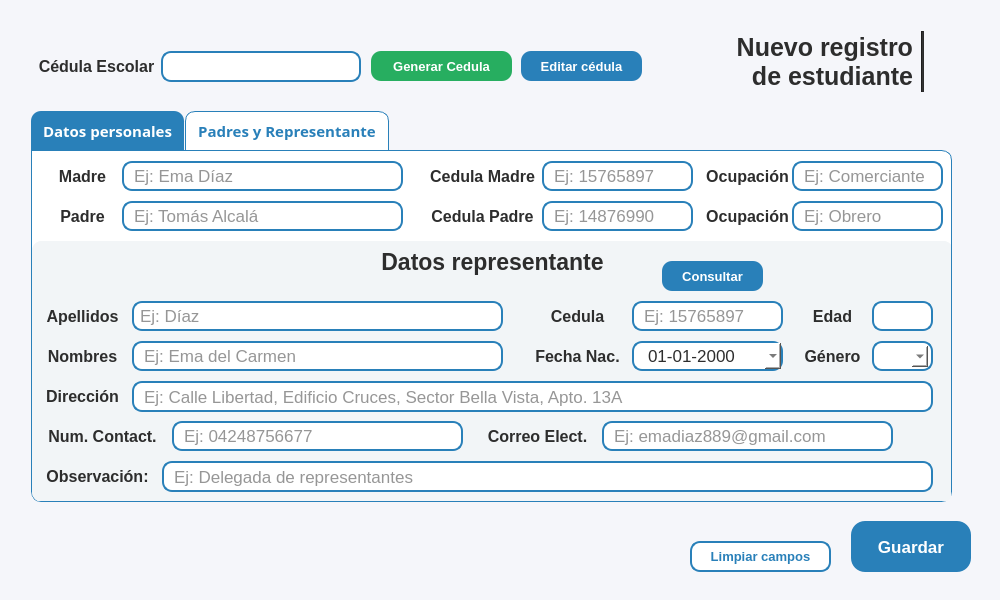
The window that resources/ui/registro_estu.ui (Proyecto-Uptjaa/Proyecto_SIRA) describes before a commit, drawn with Qt 5.
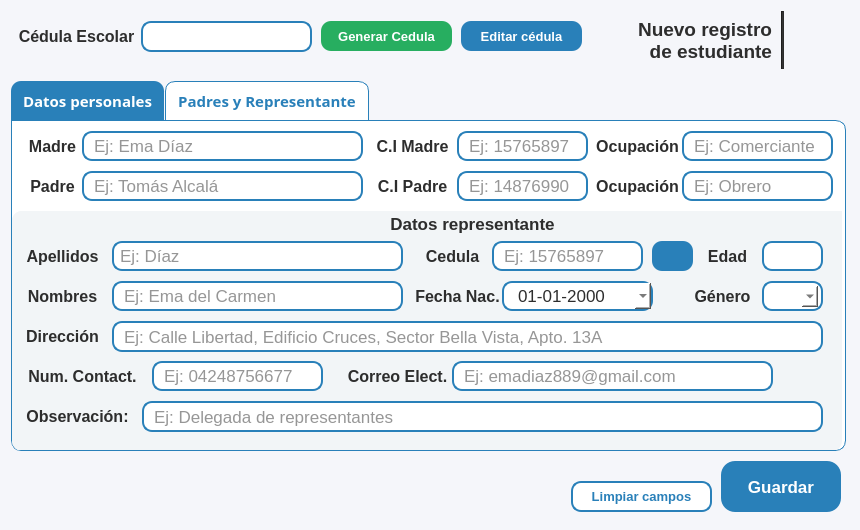
The same window after the commit. The open tabs and pages were chosen to show the change. Icons and pictures are not drawn.

```diff
--- a/resources/ui/registro_estu.ui
+++ b/resources/ui/registro_estu.ui
@@ -6,20 +6,20 @@
    <rect>
     <x>0</x>
     <y>0</y>
-    <width>1000</width>
-    <height>600</height>
+    <width>860</width>
+    <height>530</height>
    </rect>
   </property>
   <property name="minimumSize">
    <size>
-    <width>1000</width>
-    <height>600</height>
+    <width>860</width>
+    <height>530</height>
    </size>
   </property>
   <property name="maximumSize">
    <size>
-    <width>1000</width>
-    <height>600</height>
+    <width>860</width>
+    <height>530</height>
    </size>
   </property>
   <property name="windowTitle">
@@ -40,7 +40,7 @@
 	background-color: #2980b9;
     color: #FFFFFF;
     border: none;
-    padding: 8px 10px;
+    padding: 6px 6px;
     border-radius: 14px;
 }
 QPushButton:hover {
@@ -57,15 +57,15 @@
      <widget class="QLineEdit" name="lneCedula_reg_estu">
       <property name="geometry">
        <rect>
-        <x>150</x>
-        <y>40</y>
-        <width>200</width>
+        <x>130</x>
+        <y>10</y>
+        <width>171</width>
         <height>31</height>
        </rect>
       </property>
       <property name="minimumSize">
        <size>
-        <width>200</width>
+        <width>150</width>
         <height>30</height>
        </size>
       </property>
@@ -109,8 +109,8 @@
      <widget class="QLabel" name="lblCedula_registro_estudiante">
       <property name="geometry">
        <rect>
-        <x>20</x>
-        <y>30</y>
+        <x>0</x>
+        <y>0</y>
         <width>131</width>
         <height>50</height>
        </rect>
@@ -153,8 +153,8 @@
      <widget class="QPushButton" name="btnGuardar_reg_estu">
       <property name="geometry">
        <rect>
-        <x>840</x>
-        <y>510</y>
+        <x>710</x>
+        <y>450</y>
         <width>120</width>
         <height>51</height>
        </rect>
@@ -210,8 +210,8 @@
      <widget class="QPushButton" name="btnLimpiar_reg_estu">
       <property name="geometry">
        <rect>
-        <x>679</x>
-        <y>530</y>
+        <x>560</x>
+        <y>470</y>
         <width>141</width>
         <height>31</height>
        </rect>
@@ -271,9 +271,9 @@
      <widget class="QPushButton" name="btnGenCedula_reg_estu">
       <property name="geometry">
        <rect>
-        <x>360</x>
-        <y>40</y>
-        <width>141</width>
+        <x>310</x>
+        <y>10</y>
+        <width>131</width>
         <height>30</height>
        </rect>
       </property>
@@ -329,16 +329,28 @@
      <widget class="QLabel" name="lblTitulo_reg_estu">
       <property name="geometry">
        <rect>
-        <x>711</x>
-        <y>20</y>
-        <width>191</width>
-        <height>61</height>
+        <x>610</x>
+        <y>0</y>
+        <width>151</width>
+        <height>58</height>
        </rect>
       </property>
+      <property name="minimumSize">
+       <size>
+        <width>150</width>
+        <height>58</height>
+       </size>
+      </property>
+      <property name="maximumSize">
+       <size>
+        <width>16777215</width>
+        <height>58</height>
+       </size>
+      </property>
       <property name="font">
        <font>
         <family>Segoe UI</family>
-        <pointsize>19</pointsize>
+        <pointsize>14</pointsize>
         <bold>true</bold>
        </font>
       </property>
@@ -371,22 +383,22 @@
      <widget class="QLabel" name="lblLogo_reg_estu">
       <property name="geometry">
        <rect>
-        <x>920</x>
-        <y>20</y>
-        <width>51</width>
-        <height>61</height>
+        <x>780</x>
+        <y>0</y>
+        <width>50</width>
+        <height>58</height>
        </rect>
       </property>
       <property name="minimumSize">
        <size>
         <width>50</width>
-        <height>50</height>
+        <height>58</height>
        </size>
       </property>
       <property name="maximumSize">
        <size>
-        <width>130</width>
-        <height>70</height>
+        <width>50</width>
+        <height>58</height>
        </size>
       </property>
       <property name="styleSheet">
@@ -405,22 +417,22 @@
      <widget class="Line" name="line_2">
       <property name="geometry">
        <rect>
-        <x>910</x>
-        <y>20</y>
+        <x>770</x>
+        <y>0</y>
         <width>3</width>
-        <height>61</height>
+        <height>58</height>
        </rect>
       </property>
       <property name="minimumSize">
        <size>
         <width>3</width>
-        <height>61</height>
+        <height>58</height>
        </size>
       </property>
       <property name="maximumSize">
        <size>
         <width>3</width>
-        <height>61</height>
+        <height>58</height>
        </size>
       </property>
       <property name="styleSheet">
@@ -433,12 +445,24 @@
      <widget class="QTabWidget" name="stackRegistro_estudiante">
       <property name="geometry">
        <rect>
-        <x>20</x>
-        <y>100</y>
-        <width>921</width>
-        <height>391</height>
+        <x>0</x>
+        <y>70</y>
+        <width>835</width>
+        <height>370</height>
        </rect>
       </property>
+      <property name="minimumSize">
+       <size>
+        <width>835</width>
+        <height>360</height>
+       </size>
+      </property>
+      <property name="maximumSize">
+       <size>
+        <width>835</width>
+        <height>370</height>
+       </size>
+      </property>
       <property name="font">
        <font>
         <family>Inter Variable</family>
@@ -2270,7 +2294,7 @@
          <rect>
           <x>10</x>
           <y>50</y>
-          <width>81</width>
+          <width>61</width>
           <height>30</height>
          </rect>
         </property>
@@ -2308,10 +2332,22 @@
          <rect>
           <x>0</x>
           <y>90</y>
-          <width>921</width>
-          <height>261</height>
+          <width>830</width>
+          <height>240</height>
          </rect>
         </property>
+        <property name="minimumSize">
+         <size>
+          <width>0</width>
+          <height>230</height>
+         </size>
+        </property>
+        <property name="maximumSize">
+         <size>
+          <width>830</width>
+          <height>240</height>
+         </size>
+        </property>
         <property name="styleSheet">
          <string notr="true">background-color: rgb(242, 245, 247);
 border-radius: 10px;
@@ -2322,7 +2358,7 @@
          <property name="geometry">
           <rect>
            <x>10</x>
-           <y>100</y>
+           <y>70</y>
            <width>81</width>
            <height>30</height>
           </rect>
@@ -2360,14 +2396,14 @@
          <property name="geometry">
           <rect>
            <x>100</x>
-           <y>60</y>
-           <width>371</width>
+           <y>30</y>
+           <width>291</width>
            <height>30</height>
           </rect>
          </property>
          <property name="minimumSize">
           <size>
-           <width>350</width>
+           <width>200</width>
            <height>30</height>
           </size>
          </property>
@@ -2411,7 +2447,7 @@
          <property name="geometry">
           <rect>
            <x>10</x>
-           <y>60</y>
+           <y>30</y>
            <width>81</width>
            <height>30</height>
           </rect>
@@ -2449,14 +2485,14 @@
          <property name="geometry">
           <rect>
            <x>100</x>
-           <y>100</y>
-           <width>371</width>
+           <y>70</y>
+           <width>291</width>
            <height>30</height>
           </rect>
          </property>
          <property name="minimumSize">
           <size>
-           <width>350</width>
+           <width>200</width>
            <height>30</height>
           </size>
          </property>
@@ -2500,7 +2536,7 @@
          <property name="geometry">
           <rect>
            <x>10</x>
-           <y>140</y>
+           <y>110</y>
            <width>81</width>
            <height>30</height>
           </rect>
@@ -2538,20 +2574,20 @@
          <property name="geometry">
           <rect>
            <x>100</x>
-           <y>140</y>
-           <width>801</width>
+           <y>110</y>
+           <width>711</width>
            <height>31</height>
           </rect>
          </property>
          <property name="minimumSize">
           <size>
-           <width>400</width>
+           <width>300</width>
            <height>30</height>
           </size>
          </property>
          <property name="maximumSize">
           <size>
-           <width>900</width>
+           <width>750</width>
            <height>60</height>
           </size>
          </property>
@@ -2588,8 +2624,8 @@
         <widget class="QLineEdit" name="lneEdad_reg_estu_repre">
          <property name="geometry">
           <rect>
-           <x>840</x>
-           <y>60</y>
+           <x>750</x>
+           <y>30</y>
            <width>61</width>
            <height>30</height>
           </rect>
@@ -2643,7 +2679,7 @@
          <property name="geometry">
           <rect>
            <x>10</x>
-           <y>180</y>
+           <y>150</y>
            <width>121</width>
            <height>30</height>
           </rect>
@@ -2681,8 +2717,8 @@
          <property name="geometry">
           <rect>
            <x>140</x>
-           <y>180</y>
-           <width>291</width>
+           <y>150</y>
+           <width>171</width>
            <height>30</height>
           </rect>
          </property>
@@ -2731,8 +2767,8 @@
         <widget class="QLabel" name="lblStudent_fechaNac_repre">
          <property name="geometry">
           <rect>
-           <x>500</x>
-           <y>100</y>
+           <x>400</x>
+           <y>70</y>
            <width>91</width>
            <height>30</height>
           </rect>
@@ -2769,9 +2805,9 @@
         <widget class="QLabel" name="lblStudent_edad_repre">
          <property name="geometry">
           <rect>
-           <x>770</x>
-           <y>60</y>
-           <width>61</width>
+           <x>690</x>
+           <y>30</y>
+           <width>51</width>
            <height>30</height>
           </rect>
          </property>
@@ -2807,8 +2843,8 @@
         <widget class="QLineEdit" name="lneCedula_reg_estu_repre">
          <property name="geometry">
           <rect>
-           <x>600</x>
-           <y>60</y>
+           <x>480</x>
+           <y>30</y>
            <width>151</width>
            <height>30</height>
           </rect>
@@ -2858,9 +2894,9 @@
         <widget class="QLineEdit" name="lneCorreo_reg_estu_repre">
          <property name="geometry">
           <rect>
-           <x>570</x>
-           <y>180</y>
-           <width>291</width>
+           <x>440</x>
+           <y>150</y>
+           <width>321</width>
            <height>30</height>
           </rect>
          </property>
@@ -2909,8 +2945,8 @@
         <widget class="QLabel" name="label_38">
          <property name="geometry">
           <rect>
-           <x>450</x>
-           <y>180</y>
+           <x>330</x>
+           <y>150</y>
            <width>111</width>
            <height>30</height>
           </rect>
@@ -2947,8 +2983,8 @@
         <widget class="QLabel" name="lblStudent_genero_repre">
          <property name="geometry">
           <rect>
-           <x>770</x>
-           <y>100</y>
+           <x>680</x>
+           <y>70</y>
            <width>61</width>
            <height>30</height>
           </rect>
@@ -2988,13 +3024,19 @@
            <x>0</x>
            <y>0</y>
            <width>921</width>
-           <height>41</height>
+           <height>25</height>
           </rect>
          </property>
+         <property name="maximumSize">
+          <size>
+           <width>16777215</width>
+           <height>25</height>
+          </size>
+         </property>
          <property name="font">
           <font>
            <family>Segoe UI</family>
-           <pointsize>17</pointsize>
+           <pointsize>13</pointsize>
            <bold>true</bold>
           </font>
          </property>
@@ -3011,9 +3053,9 @@
         <widget class="QLabel" name="lblStudent_fechaNac_repre_4">
          <property name="geometry">
           <rect>
-           <x>500</x>
-           <y>60</y>
-           <width>91</width>
+           <x>410</x>
+           <y>30</y>
+           <width>61</width>
            <height>30</height>
           </rect>
          </property>
@@ -3049,8 +3091,8 @@
         <widget class="QDateEdit" name="lneFechaNac_reg_estu_repre">
          <property name="geometry">
           <rect>
-           <x>600</x>
-           <y>100</y>
+           <x>490</x>
+           <y>70</y>
            <width>151</width>
            <height>30</height>
           </rect>
@@ -3192,9 +3234,9 @@
         <widget class="QPushButton" name="btnConsult_ci_repre">
          <property name="geometry">
           <rect>
-           <x>630</x>
-           <y>20</y>
-           <width>101</width>
+           <x>640</x>
+           <y>30</y>
+           <width>41</width>
            <height>30</height>
           </rect>
          </property>
@@ -3206,7 +3248,7 @@
          </property>
          <property name="minimumSize">
           <size>
-           <width>60</width>
+           <width>30</width>
            <height>30</height>
           </size>
          </property>
@@ -3242,7 +3284,7 @@
 }</string>
          </property>
          <property name="text">
-          <string>Consultar</string>
+          <string/>
          </property>
          <property name="icon">
           <iconset resource="../icons/resources_ui.qrc">
@@ -3258,8 +3300,8 @@
         <widget class="QFrame" name="frseccion_3">
          <property name="geometry">
           <rect>
-           <x>840</x>
-           <y>100</y>
+           <x>750</x>
+           <y>70</y>
            <width>61</width>
            <height>30</height>
           </rect>
@@ -3397,8 +3439,8 @@
          <property name="geometry">
           <rect>
            <x>130</x>
-           <y>220</y>
-           <width>771</width>
+           <y>190</y>
+           <width>681</width>
            <height>31</height>
           </rect>
          </property>
@@ -3410,7 +3452,7 @@
          </property>
          <property name="maximumSize">
           <size>
-           <width>900</width>
+           <width>700</width>
            <height>60</height>
           </size>
          </property>
@@ -3448,7 +3490,7 @@
          <property name="geometry">
           <rect>
            <x>10</x>
-           <y>220</y>
+           <y>190</y>
            <width>111</width>
            <height>30</height>
           </rect>
@@ -3486,7 +3528,7 @@
        <widget class="QLineEdit" name="lneMadre_reg_estu">
         <property name="geometry">
          <rect>
-          <x>90</x>
+          <x>70</x>
           <y>10</y>
           <width>281</width>
           <height>30</height>
@@ -3537,9 +3579,9 @@
        <widget class="QLineEdit" name="lneCI_madre_reg_estu">
         <property name="geometry">
          <rect>
-          <x>510</x>
+          <x>445</x>
           <y>10</y>
-          <width>151</width>
+          <width>131</width>
           <height>30</height>
          </rect>
         </property>
@@ -3588,9 +3630,9 @@
        <widget class="QLineEdit" name="lneCI_padre_reg_estu">
         <property name="geometry">
          <rect>
-          <x>510</x>
+          <x>445</x>
           <y>50</y>
-          <width>151</width>
+          <width>131</width>
           <height>30</height>
          </rect>
         </property>
@@ -3639,9 +3681,9 @@
        <widget class="QLabel" name="lblStudent_fechaNac_repre_3">
         <property name="geometry">
          <rect>
-          <x>390</x>
+          <x>360</x>
           <y>50</y>
-          <width>121</width>
+          <width>81</width>
           <height>30</height>
          </rect>
         </property>
@@ -3668,7 +3710,7 @@
          <string notr="true">background-color: transparent;</string>
         </property>
         <property name="text">
-         <string>Cedula Padre</string>
+         <string>C.I Padre</string>
         </property>
         <property name="alignment">
          <set>Qt::AlignmentFlag::AlignCenter</set>
@@ -3677,9 +3719,9 @@
        <widget class="QLabel" name="lblStudent_fechaNac_repre_2">
         <property name="geometry">
          <rect>
-          <x>390</x>
+          <x>360</x>
           <y>10</y>
-          <width>121</width>
+          <width>81</width>
           <height>30</height>
          </rect>
         </property>
@@ -3706,7 +3748,7 @@
          <string notr="true">background-color: transparent;</string>
         </property>
         <property name="text">
-         <string>Cedula Madre</string>
+         <string>C.I Madre</string>
         </property>
         <property name="alignment">
          <set>Qt::AlignmentFlag::AlignCenter</set>
@@ -3715,7 +3757,7 @@
        <widget class="QLineEdit" name="lnePadre_reg_estu">
         <property name="geometry">
          <rect>
-          <x>90</x>
+          <x>70</x>
           <y>50</y>
           <width>281</width>
           <height>30</height>
@@ -3768,7 +3810,7 @@
          <rect>
           <x>10</x>
           <y>10</y>
-          <width>81</width>
+          <width>61</width>
           <height>30</height>
          </rect>
         </property>
@@ -3804,7 +3846,7 @@
        <widget class="QLabel" name="lblStudent_fechaNac_repre_5">
         <property name="geometry">
          <rect>
-          <x>670</x>
+          <x>580</x>
           <y>50</y>
           <width>91</width>
           <height>30</height>
@@ -3842,7 +3884,7 @@
        <widget class="QLineEdit" name="lneOcup_padre_reg_estu">
         <property name="geometry">
          <rect>
-          <x>760</x>
+          <x>670</x>
           <y>50</y>
           <width>151</width>
           <height>30</height>
@@ -3893,7 +3935,7 @@
        <widget class="QLineEdit" name="lneOcup_madre_reg_estu">
         <property name="geometry">
          <rect>
-          <x>760</x>
+          <x>670</x>
           <y>10</y>
           <width>151</width>
           <height>30</height>
@@ -3944,7 +3986,7 @@
        <widget class="QLabel" name="lblStudent_fechaNac_repre_6">
         <property name="geometry">
          <rect>
-          <x>670</x>
+          <x>580</x>
           <y>10</y>
           <width>91</width>
           <height>30</height>
@@ -3984,8 +4026,8 @@
      <widget class="QPushButton" name="btnEditCedula_reg_estu">
       <property name="geometry">
        <rect>
-        <x>510</x>
-        <y>40</y>
+        <x>450</x>
+        <y>10</y>
         <width>121</width>
         <height>30</height>
        </rect>
```
Left out of the diff: 76 changed lines with no effect on the pictures.
